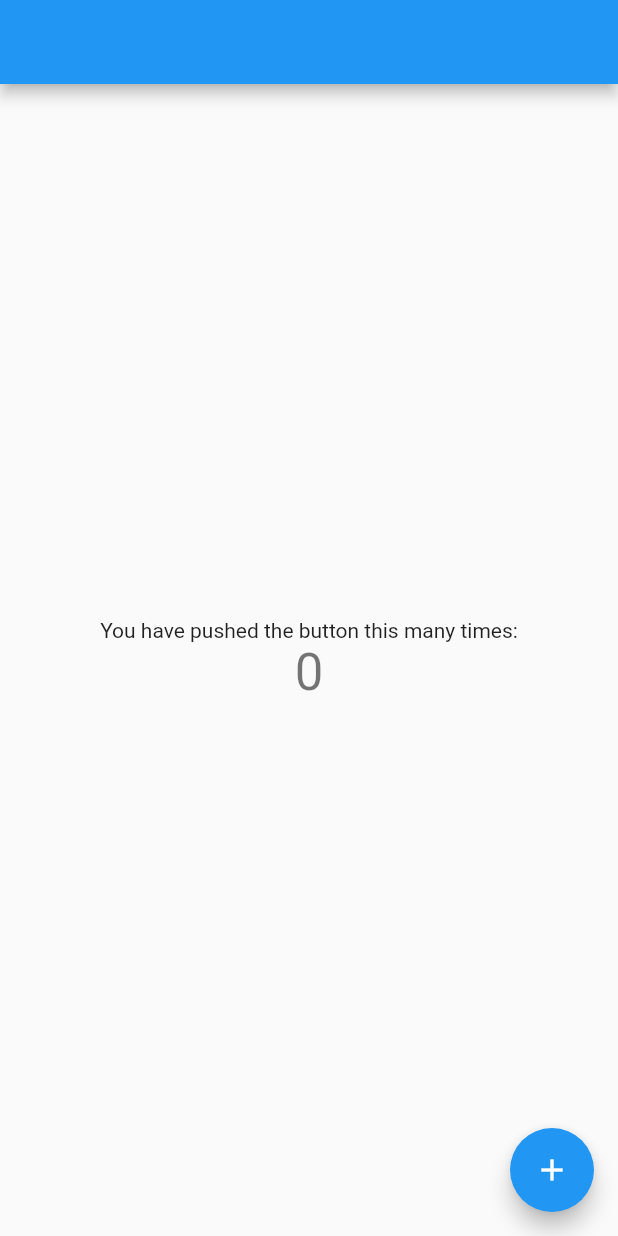
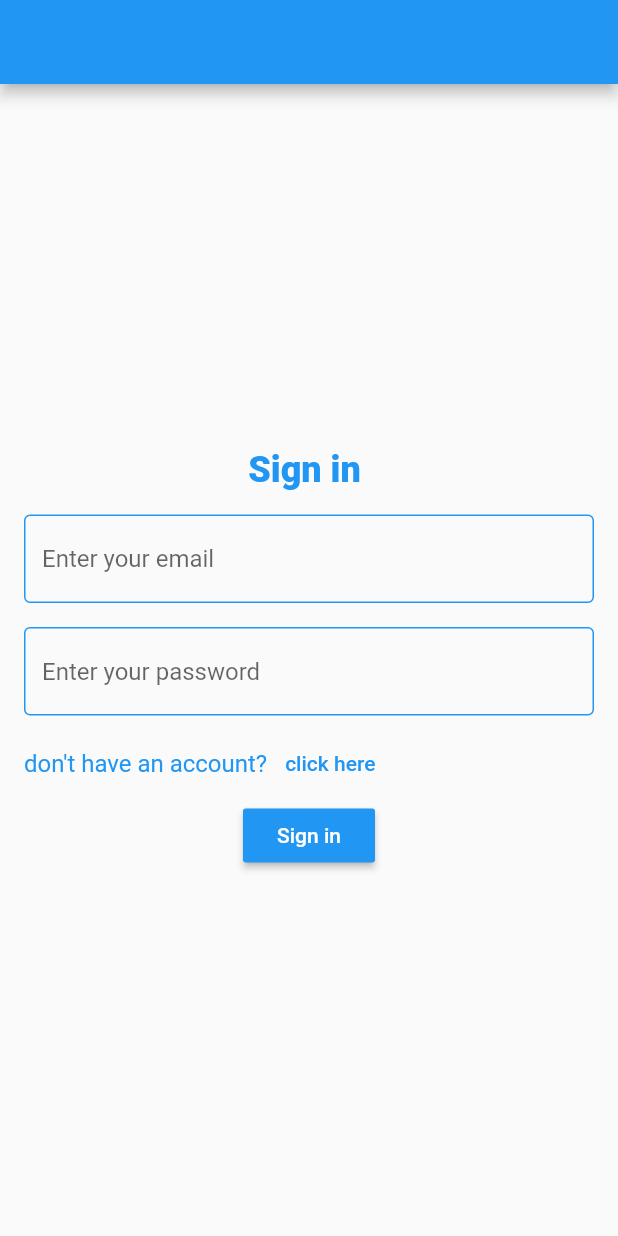
Before and after one commit to omar6533/todo-devOps, a Flutter app: the screen it shows after launch, on a phone screen of 412 x 824 dp. Run offline on Flutter 3.47's test engine with Material 2 defaults, Android fonts, the light colour scheme and no system bars; our stand-ins replace firebase_core, get; accounts and stored records are empty.

Commit message:
front end

```diff
--- a/lib/main.dart
+++ b/lib/main.dart
@@ -1,5 +1,7 @@
 import 'package:firebase_core/firebase_core.dart';
 import 'package:flutter/material.dart';
+import 'package:get/get.dart';
+import 'package:mytodo/screens/auth/sign.dart';
 
 import 'firebase_options.dart';
 
@@ -16,57 +18,14 @@ class MyApp extends StatelessWidget {
 
   @override
   Widget build(BuildContext context) {
-    return MaterialApp(
+    return GetMaterialApp(
+      debugShowCheckedModeBanner: false,
+      darkTheme: ThemeData.dark(),
       title: 'Flutter Demo',
       theme: ThemeData(
         primarySwatch: Colors.blue,
       ),
-      home: const MyHomePage(title: 'Flutter Demo Home Page'),
+      home: const SignInScreen(),
     );
   }
 }
-
-class MyHomePage extends StatefulWidget {
-  const MyHomePage({super.key, required this.title});
-
-  final String title;
-
-  @override
-  State<MyHomePage> createState() => _MyHomePageState();
-}
-
-class _MyHomePageState extends State<MyHomePage> {
-  int _counter = 0;
-
-  void _incrementCounter() {
-    setState(() {
-      _counter++;
-    });
-  }
-
-  @override
-  Widget build(BuildContext context) {
-    return Scaffold(
-      appBar: AppBar(),
-      body: Center(
-        child: Column(
-          mainAxisAlignment: MainAxisAlignment.center,
-          children: <Widget>[
-            const Text(
-              'You have pushed the button this many times:',
-            ),
-            Text(
-              '$_counter',
-              style: Theme.of(context).textTheme.headline4,
-            ),
-          ],
-        ),
-      ),
-      floatingActionButton: FloatingActionButton(
-        onPressed: _incrementCounter,
-        tooltip: 'Increment',
-        child: const Icon(Icons.add),
-      ),
-    );
-  }
-}
--- /dev/null
+++ b/lib/screens/auth/sign.dart
@@ -0,0 +1,69 @@
+import 'package:flutter/material.dart';
+import 'package:get/get.dart';
+import 'package:mytodo/screens/auth/singup.dart';
+import 'package:mytodo/screens/home/home.dart';
+import 'package:mytodo/widgets/app_textfiled.dart';
+
+class SignInScreen extends StatelessWidget {
+  const SignInScreen({super.key});
+
+  @override
+  Widget build(BuildContext context) {
+    return Scaffold(
+      appBar: AppBar(),
+      body: SafeArea(
+        child: Padding(
+          padding: const EdgeInsets.all(16.0),
+          child: Center(
+              child: Column(
+                  mainAxisAlignment: MainAxisAlignment.center,
+                  children: [
+                const Text(
+                  'Sign in ',
+                  style: TextStyle(
+                      fontSize: 24,
+                      color: Colors.blue,
+                      fontWeight: FontWeight.w800),
+                ),
+                const SizedBox(
+                  height: 16,
+                ),
+                const AppTextField(hinttext: 'Enter your email'),
+                const SizedBox(height: 16),
+                const AppTextField(
+                  hinttext: 'Enter your password',
+                  isPassword: true,
+                ),
+                const SizedBox(
+                  height: 8,
+                ),
+                Row(
+                  children: [
+                    const Text(
+                      "don't have an account? ",
+                      style: TextStyle(
+                        fontSize: 16,
+                        color: Colors.blue,
+                      ),
+                    ),
+                    TextButton(
+                        onPressed: () {
+                          Get.to(const SignUpScreen());
+                        },
+                        child: const Text('click here'))
+                  ],
+                ),
+                MaterialButton(
+                  textColor: Colors.white,
+                  color: Colors.blue,
+                  onPressed: () {
+                    Get.to(const Home());
+                  },
+                  child: const Text('Sign in'),
+                )
+              ])),
+        ),
+      ),
+    );
+  }
+}
--- /dev/null
+++ b/lib/widgets/app_textfiled.dart
@@ -0,0 +1,25 @@
+import 'package:flutter/material.dart';
+
+class AppTextField extends StatelessWidget {
+  // ignore: prefer_typing_uninitialized_variables
+  final hinttext;
+  final isPassword;
+  final rightIcon;
+  const AppTextField({
+    Key? key,
+    required this.hinttext,
+    this.isPassword = false,
+    this.rightIcon,
+  }) : super(key: key);
+
+  @override
+  Widget build(BuildContext context) {
+    return TextField(
+        obscureText: isPassword,
+        decoration: InputDecoration(
+            suffixIcon: rightIcon,
+            hintText: hinttext,
+            enabledBorder: const OutlineInputBorder(
+                borderSide: BorderSide(color: Colors.blue))));
+  }
+}
--- a/pubspec.yaml
+++ b/pubspec.yaml
@@ -37,6 +37,7 @@ dependencies:
   # Use with the CupertinoIcons class for iOS style icons.
   cupertino_icons: ^1.0.2
   firebase_core: ^1.23.0
+  get: ^4.6.5
 
 dev_dependencies:
   flutter_test:
```
Also changed, not shown: lib/screens/auth/singup.dart (added, +52 -0 lines), lib/screens/home/home.dart (added, +34 -0 lines), pubspec.lock.
